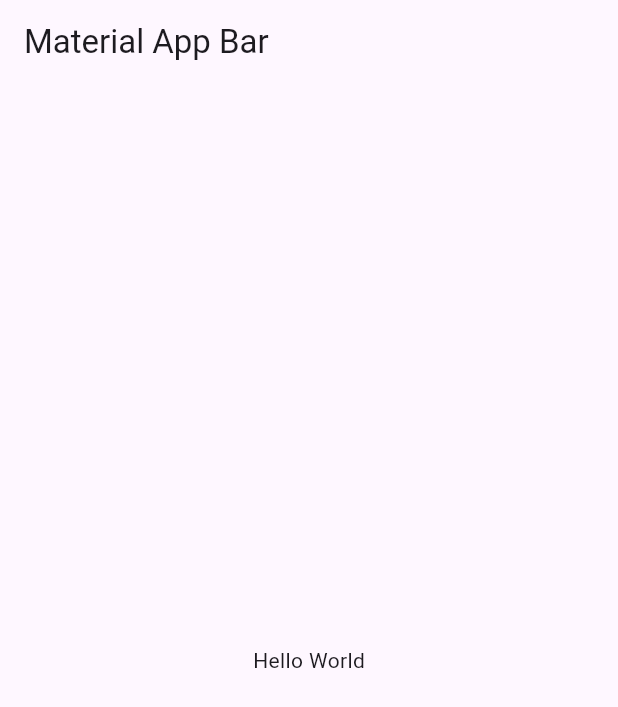
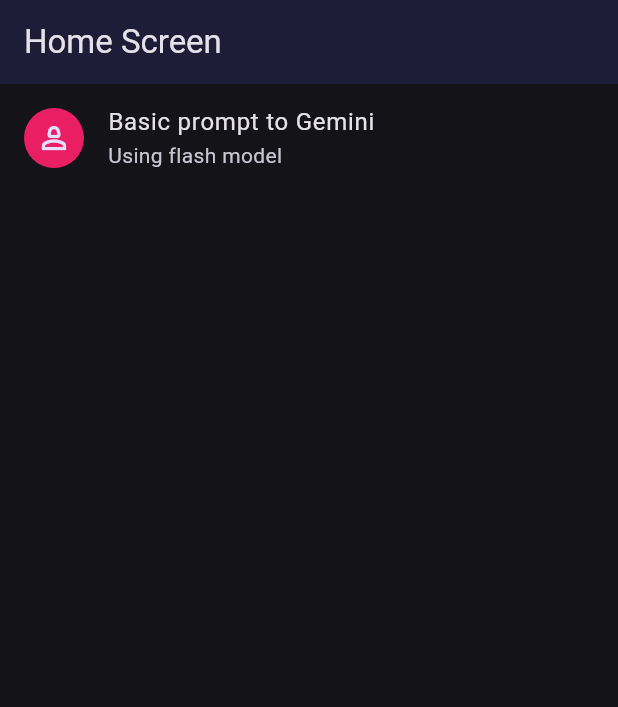
Before and after one commit to jtnovellis/flutter-gemini, a Flutter app: the screen it shows after launch, on a phone screen of 412 x 824 dp. Shown: the top 707 px of the screen. Run offline on Flutter 3.47's test engine with Material 3 defaults, Android fonts, the phone set to English and light mode, and no system bars; our stand-ins replace flutter_chat_types, flutter_chat_ui, flutter_riverpod, go_router, riverpod_annotation; generated files the repository leaves out were written again.

Commit message:
feat: setup initial project structure with routing and theme configuration

```diff
--- /dev/null
+++ b/lib/config/router/app_router.dart
@@ -0,0 +1,10 @@
+import 'package:gemini_app/presentation/screens/basic_prompt/basic_prompt_screen.dart';
+import 'package:go_router/go_router.dart';
+import 'package:gemini_app/presentation/screens/home/home_screen.dart';
+
+final appRouter = GoRouter(
+  routes: [
+    GoRoute(path: '/', builder: (context, state) => const HomeScreen(),),
+    GoRoute(path: '/basic-prompt', builder: (context, state) => const BasicPromptScreen(),),
+  ]
+);
--- /dev/null
+++ b/lib/config/theme/app_theme.dart
@@ -0,0 +1,38 @@
+import 'package:flutter/material.dart';
+import 'package:flutter/services.dart';
+
+const seedColor = Color(0xFF1E1C36);
+
+class AppTheme {
+  const AppTheme({required this.isDark});
+
+  final bool isDark;
+
+  static setSystemUIOverlayStyle({required bool isDarkMode}) {
+    final themeBrightness = isDarkMode ? Brightness.dark : Brightness.light;
+    SystemChrome.setSystemUIOverlayStyle(
+      SystemUiOverlayStyle(
+        statusBarBrightness: themeBrightness,
+        statusBarIconBrightness: themeBrightness,
+        systemNavigationBarIconBrightness: themeBrightness,
+        statusBarColor: Colors.transparent,
+        systemNavigationBarColor: Colors.transparent,
+      )
+    );
+  }
+
+  ThemeData getTheme() {
+    return ThemeData(
+      brightness: isDark ? Brightness.dark : Brightness.light,
+      useMaterial3: true,
+      colorSchemeSeed: seedColor,
+      listTileTheme: const ListTileThemeData(
+        iconColor: seedColor,
+      ),
+      appBarTheme: const AppBarTheme(
+        backgroundColor: Color(0xFF1E1C36),
+        surfaceTintColor: Colors.transparent,
+      ),
+    );
+  }
+}
--- a/lib/main.dart
+++ b/lib/main.dart
@@ -1,22 +1,23 @@
 import 'package:flutter/material.dart';
+import 'package:flutter_riverpod/flutter_riverpod.dart';
+import 'package:gemini_app/config/router/app_router.dart';
+import 'package:gemini_app/config/theme/app_theme.dart';
 
-void main() => runApp(const MyApp());
+void main() {
+  AppTheme.setSystemUIOverlayStyle(isDarkMode: true);
+  runApp(ProviderScope(child: const GeminiApp()));
+}
 
-class MyApp extends StatelessWidget {
-  const MyApp({super.key});
+class GeminiApp extends StatelessWidget {
+  const GeminiApp({super.key});
 
   @override
   Widget build(BuildContext context) {
-    return MaterialApp(
-      title: 'Material App',
-      home: Scaffold(
-        appBar: AppBar(
-          title: const Text('Material App Bar'),
-        ),
-        body: const Center(
-          child: Text('Hello World'),
-        ),
-      ),
+    return MaterialApp.router(
+      debugShowCheckedModeBanner: false,
+      title: 'Gemini App',
+      theme: AppTheme(isDark: true).getTheme(),
+      routerConfig: appRouter,
     );
   }
 }
--- /dev/null
+++ b/lib/presentation/screens/home/home_screen.dart
@@ -0,0 +1,27 @@
+import 'package:flutter/material.dart';
+
+import 'package:go_router/go_router.dart';
+
+class HomeScreen extends StatelessWidget {
+  const HomeScreen({super.key});
+
+  @override
+  Widget build(BuildContext context) {
+    return Scaffold(
+      appBar: AppBar(title: const Text('Home Screen')),
+      body: ListView(
+        children: [
+          ListTile(
+            title: const Text('Basic prompt to Gemini'),
+            subtitle: const Text('Using flash model'),
+            leading: const CircleAvatar(
+              backgroundColor: Colors.pink,
+              child: Icon(Icons.person_2_outlined),
+            ),
+            onTap: () => context.push('/basic-prompt'),
+          )
+        ],
+      )
+    );
+  }
+}
```
Also changed, not shown: lib/presentation/providers/user_provider.dart (added, +17 -0 lines), lib/presentation/screens/basic_prompt/basic_prompt_screen.dart (added, +40 -0 lines), pubspec.yaml (+11 -17 lines), lib/presentation/providers/user_provider.g.dart (added), pubspec.lock, 10 other files.
